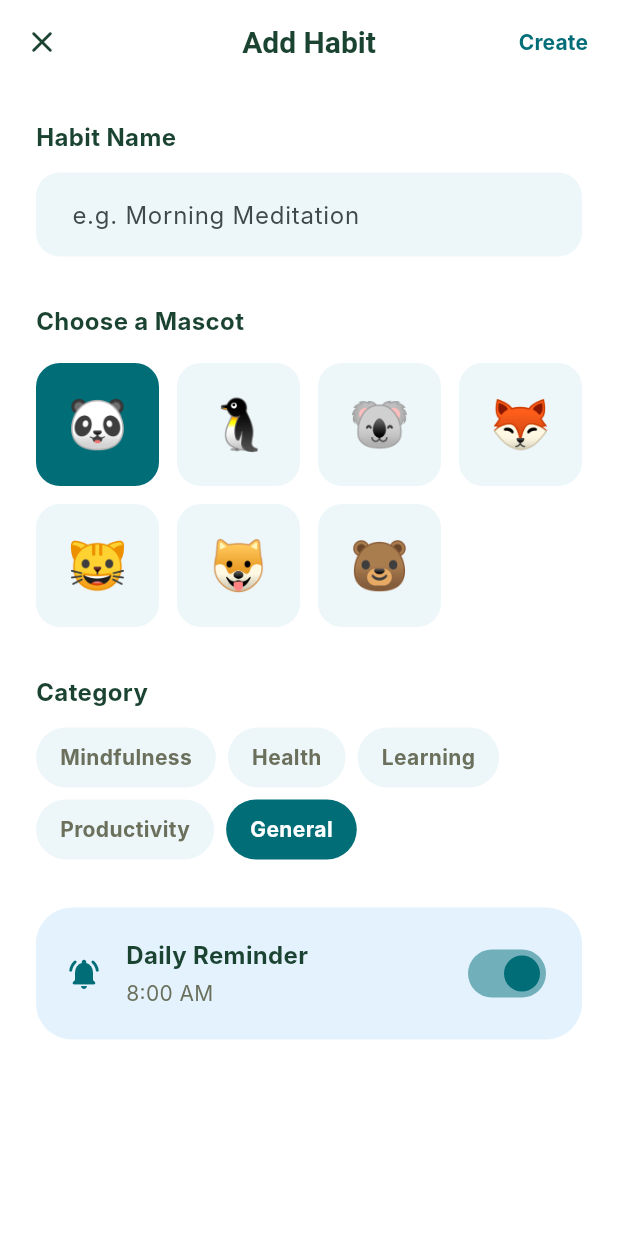
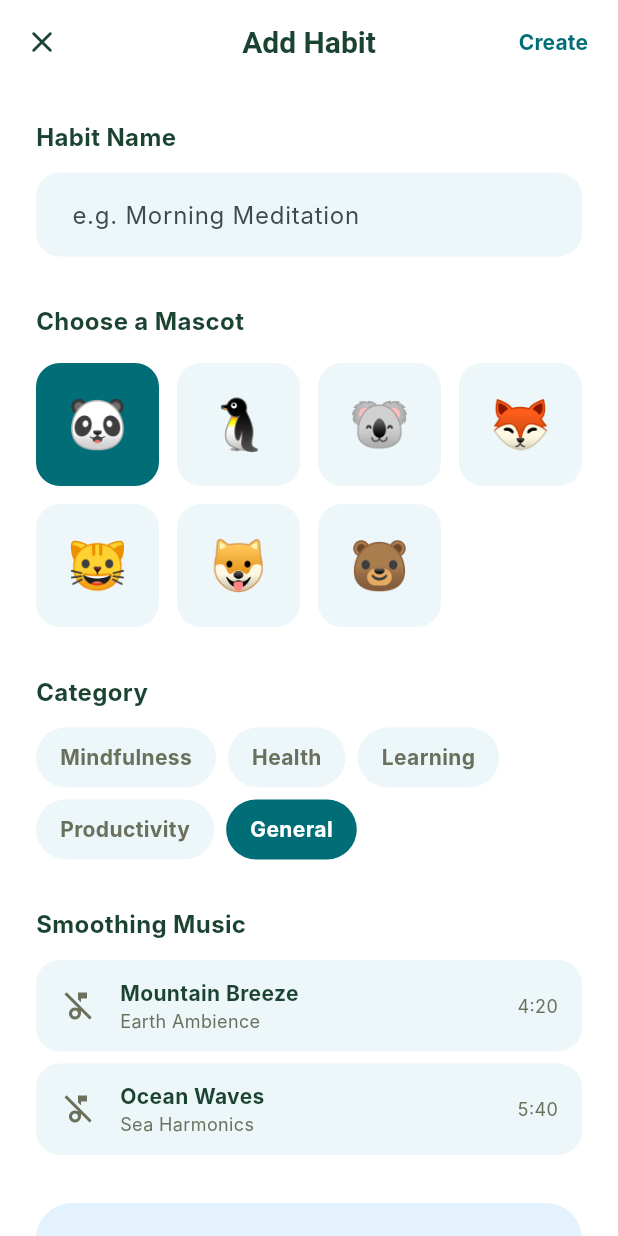
Before and after one commit to omaralaye/habitflow, a Flutter app: the AddHabitScreen screen opened directly, on a phone screen of 412 x 824 dp. Run offline on Flutter 3.47's test engine with Material 3 defaults, Android fonts, the phone set to English and light mode, and no system bars; Roboto replaces fonts that are missing (Inter).

Commit message:
Add habit-specific music selection during creation.
Implemented a new 'Smoothing Music' feature that allows users to select
a music track when creating a new habit. The list of tracks is
dynamically filtered based on the selected habit category (e.g.,
Mindfulness, Health).

Key changes:
- Created \`MusicModel\` to represent audio tracks.
- Updated \`HabitModel\` with an optional \`musicId\`.
- Added mock music data to \`MockDataService\`.
- Enhanced \`AddHabitScreen\` with a category-aware music selector.
- Ensured the selected \`musicId\` is persisted when a new habit is created.

Co-authored-by: omaralaye <199628096+omaralaye@users.noreply.github.com>

```diff
--- a/lib/models/habit_model.dart
+++ b/lib/models/habit_model.dart
@@ -21,6 +21,7 @@ class HabitModel {
   final int progress; // percentage 0-100
   final String category;
   final bool isCompletedToday;
+  final String? musicId;
 
   HabitModel({
     required this.id,
@@ -33,6 +34,7 @@ class HabitModel {
     this.progress = 0,
     this.category = 'General',
     this.isCompletedToday = false,
+    this.musicId,
   });
 
   HabitModel copyWith({
@@ -46,6 +48,7 @@ class HabitModel {
     int? progress,
     String? category,
     bool? isCompletedToday,
+    String? musicId,
   }) {
     return HabitModel(
       id: id ?? this.id,
@@ -58,6 +61,7 @@ class HabitModel {
       progress: progress ?? this.progress,
       category: category ?? this.category,
       isCompletedToday: isCompletedToday ?? this.isCompletedToday,
+      musicId: musicId ?? this.musicId,
     );
   }
 }
--- /dev/null
+++ b/lib/models/music_model.dart
@@ -0,0 +1,15 @@
+class MusicModel {
+  final String id;
+  final String title;
+  final String artist;
+  final String category;
+  final String duration;
+
+  MusicModel({
+    required this.id,
+    required this.title,
+    required this.artist,
+    required this.category,
+    required this.duration,
+  });
+}
--- a/lib/screens/add_habit_screen.dart
+++ b/lib/screens/add_habit_screen.dart
@@ -2,6 +2,7 @@ import 'package:flutter/material.dart';
 import '../utils/constants.dart';
 import '../services/mock_data_service.dart';
 import '../models/habit_model.dart';
+import '../models/music_model.dart';
 
 class AddHabitScreen extends StatefulWidget {
   const AddHabitScreen({super.key});
@@ -14,6 +15,7 @@ class _AddHabitScreenState extends State<AddHabitScreen> {
   final TextEditingController _nameController = TextEditingController();
   MascotType _selectedMascot = MascotType.panda;
   String _selectedCategory = 'General';
+  String? _selectedMusicId;
 
   final List<String> _categories = ['Mindfulness', 'Health', 'Learning', 'Productivity', 'General'];
 
@@ -29,7 +31,24 @@ class _AddHabitScreenState extends State<AddHabitScreen> {
         ),
         actions: [
           TextButton(
-            onPressed: () => Navigator.pop(context),
+            onPressed: () {
+              // Create the new habit with the selected music
+              final newHabit = HabitModel(
+                id: DateTime.now().millisecondsSinceEpoch.toString(),
+                name: _nameController.text.isEmpty ? 'New Habit' : _nameController.text,
+                color: MockDataService.getPastelColorForMascot(_selectedMascot),
+                streak: 0,
+                completedDays: [],
+                mascot: _selectedMascot,
+                category: _selectedCategory,
+                musicId: _selectedMusicId,
+              );
+
+              // In a real app, we would save this to a provider or database
+              // For now, we'll just add it to our mock list and pop
+              MockDataService.habits.add(newHabit);
+              Navigator.pop(context);
+            },
             child: const Text(
               'Create',
               style: TextStyle(
@@ -91,7 +110,19 @@ class _AddHabitScreenState extends State<AddHabitScreen> {
             const SizedBox(height: 12),
             _buildCategorySelector(),
             const SizedBox(height: 32),
+            const Text(
+              'Smoothing Music',
+              style: TextStyle(
+                fontSize: 16,
+                fontWeight: FontWeight.bold,
+                color: AppColors.textDark,
+              ),
+            ),
+            const SizedBox(height: 12),
+            _buildMusicSelector(),
+            const SizedBox(height: 32),
             _buildReminderSection(),
+            const SizedBox(height: 32),
           ],
         ),
       ),
@@ -139,7 +170,12 @@ class _AddHabitScreenState extends State<AddHabitScreen> {
       children: _categories.map((cat) {
         final isSelected = cat == _selectedCategory;
         return GestureDetector(
-          onTap: () => setState(() => _selectedCategory = cat),
+          onTap: () {
+            setState(() {
+              _selectedCategory = cat;
+              _selectedMusicId = null; // Reset music when category changes
+            });
+          },
           child: Container(
             padding: const EdgeInsets.symmetric(horizontal: 16, vertical: 10),
             decoration: BoxDecoration(
@@ -157,6 +193,77 @@ class _AddHabitScreenState extends State<AddHabitScreen> {
           ),
         );
       }).toList(),
+    );
+  }
+
+  Widget _buildMusicSelector() {
+    final musicTracks = MockDataService.getMusicByCategory(_selectedCategory);
+
+    if (musicTracks.isEmpty) {
+      return Container(
+        padding: const EdgeInsets.all(16),
+        decoration: BoxDecoration(
+          color: AppColors.primaryLighter,
+          borderRadius: BorderRadius.circular(16),
+        ),
+        child: const Text(
+          'No music tracks available for this category.',
+          style: TextStyle(color: AppColors.textGrey),
+        ),
+      );
+    }
+
+    return ListView.separated(
+      shrinkWrap: true,
+      physics: const NeverScrollableScrollPhysics(),
+      itemCount: musicTracks.length,
+      separatorBuilder: (context, index) => const SizedBox(height: 8),
+      itemBuilder: (context, index) {
+        final track = musicTracks[index];
+        final isSelected = track.id == _selectedMusicId;
+        return GestureDetector(
+          onTap: () => setState(() => _selectedMusicId = track.id),
+          child: Container(
+            padding: const EdgeInsets.symmetric(horizontal: 16, vertical: 12),
+            decoration: BoxDecoration(
+              color: isSelected ? AppColors.primary.withOpacity(0.1) : AppColors.primaryLighter,
+              borderRadius: BorderRadius.circular(16),
+              border: isSelected ? Border.all(color: AppColors.primary, width: 2) : null,
+            ),
+            child: Row(
+              children: [
+                Icon(
+                  isSelected ? Icons.music_note_rounded : Icons.music_off_outlined,
+                  color: isSelected ? AppColors.primary : AppColors.textGrey,
+                ),
+                const SizedBox(width: 16),
+                Expanded(
+                  child: Column(
+                    crossAxisAlignment: CrossAxisAlignment.start,
+                    children: [
+                      Text(
+                        track.title,
+                        style: TextStyle(
+                          fontWeight: FontWeight.bold,
+                          color: isSelected ? AppColors.primary : AppColors.textDark,
+                        ),
+                      ),
+                      Text(
+                        track.artist,
+                        style: const TextStyle(fontSize: 12, color: AppColors.textGrey),
+                      ),
+                    ],
+                  ),
+                ),
+                Text(
+                  track.duration,
+                  style: const TextStyle(fontSize: 12, color: AppColors.textGrey),
+                ),
+              ],
+            ),
+          ),
+        );
+      },
     );
   }
 
--- a/lib/services/mock_data_service.dart
+++ b/lib/services/mock_data_service.dart
@@ -1,5 +1,6 @@
 import 'package:flutter/material.dart';
 import '../models/habit_model.dart';
+import '../models/music_model.dart';
 
 class MockDataService {
   static List<HabitModel> habits = [
@@ -76,4 +77,21 @@ class MockDataService {
       case MascotType.bear: return const Color(0xFFEFEBE9);
     }
   }
+
+  static List<MusicModel> musicTracks = [
+    MusicModel(id: '1', title: 'Rainy Afternoon', artist: 'Nature Sounds', category: 'Mindfulness', duration: '3:45'),
+    MusicModel(id: '2', title: 'Deep Zen', artist: 'Calm Masters', category: 'Mindfulness', duration: '5:12'),
+    MusicModel(id: '3', title: 'Mountain Breeze', artist: 'Earth Ambience', category: 'General', duration: '4:20'),
+    MusicModel(id: '4', title: 'Power Pulse', artist: 'Workout Beats', category: 'Health', duration: '3:15'),
+    MusicModel(id: '5', title: 'Steady Pace', artist: 'Rhythm Runners', category: 'Health', duration: '4:00'),
+    MusicModel(id: '6', title: 'Focus Flow', artist: 'Study Vibes', category: 'Learning', duration: '2:50'),
+    MusicModel(id: '7', title: 'Cosmic Library', artist: 'Space Ambient', category: 'Learning', duration: '6:30'),
+    MusicModel(id: '8', title: 'Morning Spark', artist: 'Joy Radiance', category: 'Productivity', duration: '3:30'),
+    MusicModel(id: '9', title: 'Forest Path', artist: 'Nature Sounds', category: 'Mindfulness', duration: '4:55'),
+    MusicModel(id: '10', title: 'Ocean Waves', artist: 'Sea Harmonics', category: 'General', duration: '5:40'),
+  ];
+
+  static List<MusicModel> getMusicByCategory(String category) {
+    return musicTracks.where((track) => track.category == category).toList();
+  }
 }
```
